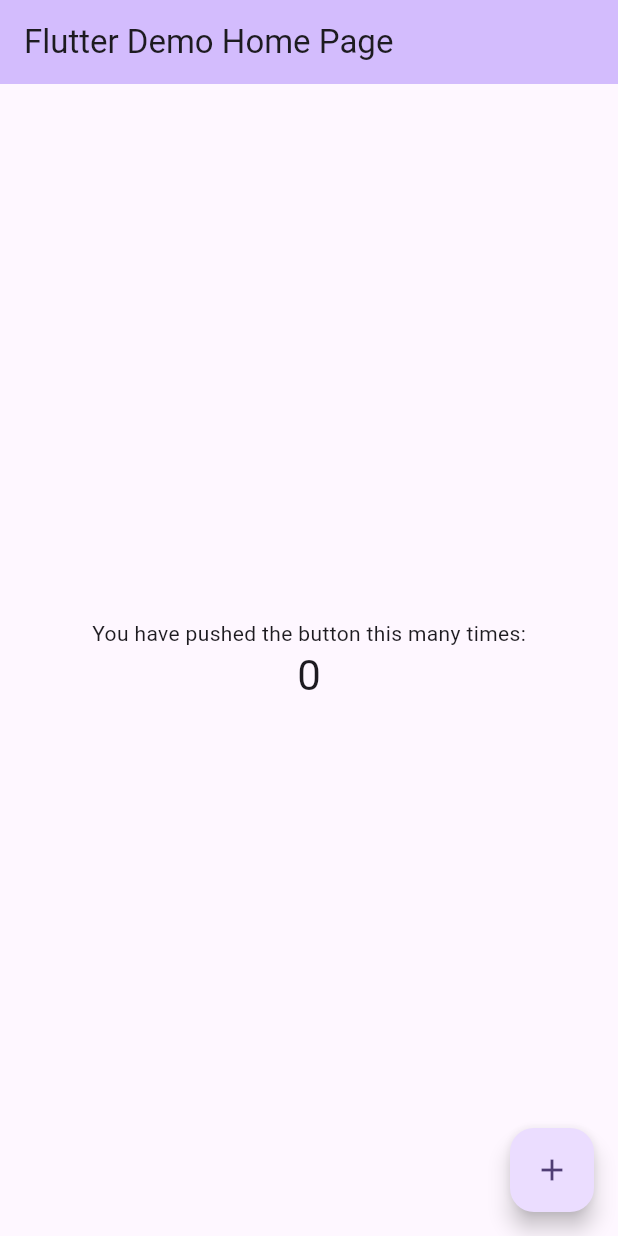
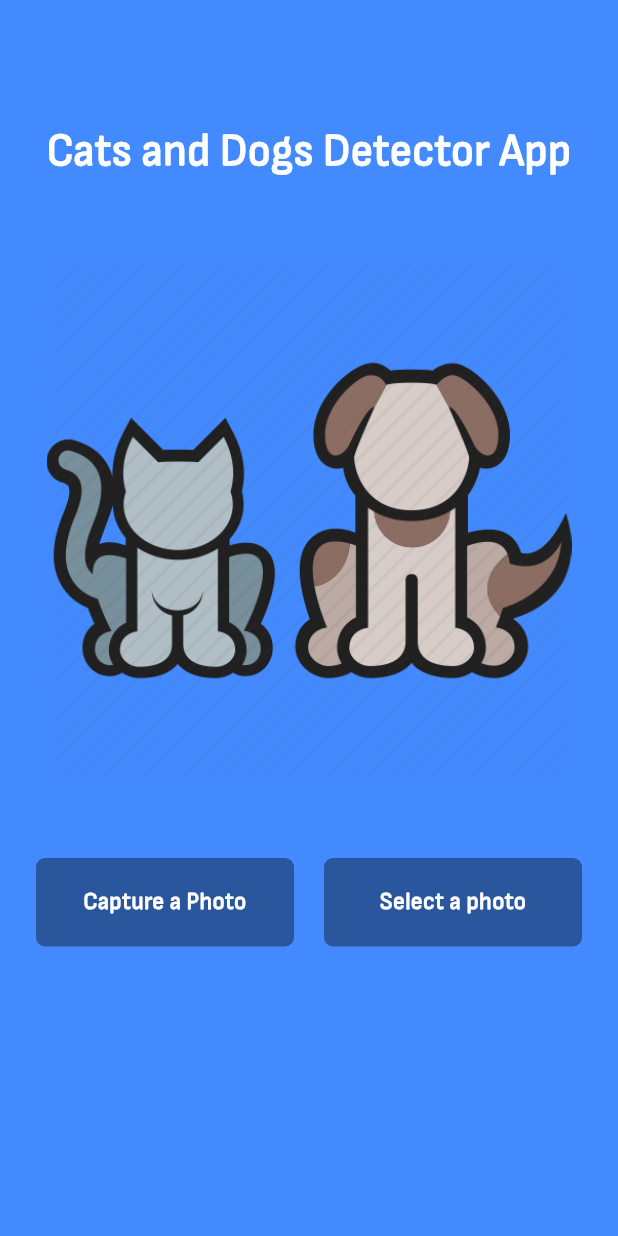
Before and after one commit to benthemobileguy/cat_dog_detector, a Flutter app: the screen it shows after launch, on a phone screen of 412 x 824 dp. Run offline on Flutter 3.47's test engine with Material 3 defaults, Android fonts, the phone set to English and light mode, and no system bars; our stand-ins replace image_picker; missing offline and left inert: tflite_flutter.

Commit message:
Added completed files

```diff
--- /dev/null
+++ b/assets/labels.txt
@@ -0,0 +1,2 @@
+Cat
+Dog
--- /dev/null
+++ b/lib/home.dart
@@ -0,0 +1,242 @@
+import 'dart:io';
+import 'dart:typed_data';
+import 'package:cat_dog_detector/result.dart';
+import 'package:tflite_flutter/tflite_flutter.dart' as tfl;
+import 'package:flutter/material.dart';
+import 'package:image_picker/image_picker.dart';
+import 'package:image/image.dart' as img;
+import 'dart:math';
+
+class HomePage extends StatefulWidget {
+  const HomePage({super.key});
+
+  @override
+  State<HomePage> createState() => _HomePageState();
+}
+
+class _HomePageState extends State<HomePage> {
+  late File _image;
+  dynamic _probability = 0;
+  String? _result;
+  List<String>? _labels;
+  late tfl.Interpreter _interpreter;
+  final picker = ImagePicker();
+  @override
+  void initState() {
+    super.initState();
+    loadModel().then((_) {
+      loadLabels().then((loadedLabels) {
+        setState(() {
+          _labels = loadedLabels;
+        });
+      });
+    });
+  }
+
+  @override
+  void dispose() {
+    _interpreter.close();
+    super.dispose();
+  }
+
+  @override
+  Widget build(BuildContext context) {
+    return Scaffold(
+        backgroundColor: Colors.blueAccent,
+        body: Container(
+            padding: const EdgeInsets.symmetric(horizontal: 24),
+            child: Column(
+              crossAxisAlignment: CrossAxisAlignment.center,
+              children: <Widget>[
+                const SizedBox(height: 80),
+                const Text(
+                  'Cats and Dogs Detector App',
+                  textAlign: TextAlign.center,
+                  style: TextStyle(
+                      color: Colors.white,
+                      fontWeight: FontWeight.bold,
+                      height: 1.4,
+                      fontFamily: 'SofiaSans',
+                      fontSize: 30),
+                ),
+                const SizedBox(height: 50),
+                Center(
+                  child: SizedBox(
+                          width: 350,
+                          child: Column(
+                            children: <Widget>[
+                              Image.asset('assets/cat_dog_icon.png'),
+                              const SizedBox(height: 50),
+                            ],
+                          ),
+                        )
+
+                ),
+                SizedBox(
+                  width: MediaQuery.of(context).size.width,
+                  child: Row(
+                    crossAxisAlignment: CrossAxisAlignment.center,
+                    children: <Widget>[
+                      Expanded(
+                        child: GestureDetector(
+                          onTap: () {
+                            pickImageFromCamera();
+                          },
+                          child: Container(
+                            alignment: Alignment.center,
+                            padding: const EdgeInsets.symmetric(
+                                horizontal: 10, vertical: 18),
+                            decoration: BoxDecoration(
+                              color: Colors.black38,
+                              borderRadius: BorderRadius.circular(6),
+                            ),
+                            child: const Text(
+                              'Capture a Photo',
+                              textAlign: TextAlign.center,
+                              style: TextStyle(
+                                  color: Colors.white,
+                                  fontSize: 16,
+                                  fontWeight: FontWeight.bold,
+                                  fontFamily: 'SofiaSans'),
+                            ),
+                          ),
+                        ),
+                      ),
+                      const SizedBox(width: 20),
+                      Expanded(
+                        child: GestureDetector(
+                          onTap: () {
+                            pickImageFromGallery();
+                          },
+                          child: Container(
+                            alignment: Alignment.center,
+                            padding: const EdgeInsets.symmetric(
+                                horizontal: 10, vertical: 18),
+                            decoration: BoxDecoration(
+                              color: Colors.black38,
+                              borderRadius: BorderRadius.circular(6),
+                            ),
+                            child: const Text(
+                              'Select a photo',
+                              textAlign: TextAlign.center,
+                              style: TextStyle(
+                                  color: Colors.white,
+                                  fontSize: 16,
+                                  fontWeight: FontWeight.bold,
+                                  fontFamily: 'SofiaSans'),
+                            ),
+                          ),
+                        ),
+                      ),
+                    ],
+                  ),
+                ),
+              ],
+            )));
+  }
+
+  Future<void> loadModel() async {
+    try {
+      _interpreter = await tfl.Interpreter.fromAsset('assets/model.tflite');
+    } catch (e) {
+      debugPrint('Error loading model: $e');
+    }
+  }
+
+  Future<void> pickImageFromCamera() async {
+    final pickedFile = await picker.pickImage(source: ImageSource.camera);
+    if (pickedFile != null) {
+      _setImage(File(pickedFile.path));
+    }
+  }
+
+  Future<void> pickImageFromGallery() async {
+    final pickedFile = await picker.pickImage(source: ImageSource.gallery);
+    if (pickedFile != null) {
+      _setImage(File(pickedFile.path));
+    }
+  }
+
+  void _setImage(File image) {
+    setState(() {
+      _image = image;
+    });
+    runInference();
+  }
+
+  Future<Uint8List> preprocessImage(File imageFile) async {
+    // Decode the image to an Image object
+    img.Image? originalImage = img.decodeImage(await imageFile.readAsBytes());
+
+    // Resize the image to the correct size
+    img.Image resizedImage =
+        img.copyResize(originalImage!, width: 224, height: 224);
+
+    // Convert to a byte buffer in the format suitable for TensorFlow Lite (RGB)
+    // The model expects a 4D tensor [1, 224, 224, 3]
+    // Flatten the resized image to match this shape
+    Uint8List bytes = resizedImage.getBytes();
+    return bytes;
+  }
+
+  Future<void> runInference() async {
+    if (_labels == null) {
+      return;
+    }
+
+    try {
+      Uint8List inputBytes = await preprocessImage(_image);
+      var input = inputBytes.buffer.asUint8List().reshape([1, 224, 224, 3]);
+      var outputBuffer = List<int>.filled(1 * 2, 0).reshape([1, 2]);
+
+      _interpreter.run(input, outputBuffer);
+
+      // Assuming output is now List<List<int>> after inference
+      List<int> output = outputBuffer[0];
+
+      // Print raw output for debugging
+      debugPrint('Raw output: $output');
+
+      // Calculate probability
+      int maxScore = output.reduce(max);
+      _probability = (maxScore / 255.0); // Convert to percentage
+
+      // Get the classification result
+      int highestProbIndex = output.indexOf(maxScore);
+      String classificationResult = _labels![highestProbIndex];
+
+      setState(() {
+        _result = classificationResult;
+        // _probability is updated with the calculated probability
+      });
+
+      navigateToResult();
+    } catch (e) {
+      debugPrint('Error during inference: $e');
+    }
+  }
+
+  Future<List<String>> loadLabels() async {
+    final labelsData =
+        await DefaultAssetBundle.of(context).loadString('assets/labels.txt');
+    return labelsData.split('\n');
+  }
+
+  String classifyImage(List<int> output) {
+    int highestProbIndex = output.indexOf(output.reduce(max));
+    return _labels![highestProbIndex];
+  }
+
+  void navigateToResult() {
+    Navigator.push(
+      context,
+      MaterialPageRoute(
+        builder: (context) => ResultPage(
+          image: _image,
+          result: _result!,
+          probability: _probability,
+        ),
+      ),
+    );
+  }
+}
--- a/lib/main.dart
+++ b/lib/main.dart
@@ -1,4 +1,6 @@
+import 'package:cat_dog_detector/home.dart';
 import 'package:flutter/material.dart';
+
 
 void main() {
   runApp(const MyApp());
@@ -10,116 +12,10 @@
   // This widget is the root of your application.
   @override
   Widget build(BuildContext context) {
-    return MaterialApp(
-      title: 'Flutter Demo',
-      theme: ThemeData(
-        // This is the theme of your application.
-        //
-        // TRY THIS: Try running your application with "flutter run". You'll see
-        // the application has a purple toolbar. Then, without quitting the app,
-        // try changing the seedColor in the colorScheme below to Colors.green
-        // and then invoke "hot reload" (save your changes or press the "hot
-        // reload" button in a Flutter-supported IDE, or press "r" if you used
-        // the command line to start the app).
-        //
-        // Notice that the counter didn't reset back to zero; the application
-        // state is not lost during the reload. To reset the state, use hot
-        // restart instead.
-        //
-        // This works for code too, not just values: Most code changes can be
-        // tested with just a hot reload.
-        colorScheme: ColorScheme.fromSeed(seedColor: Colors.deepPurple),
-        useMaterial3: true,
-      ),
-      home: const MyHomePage(title: 'Flutter Demo Home Page'),
+    return const MaterialApp(
+      title: 'Cat and Dog Classifer',
+      home: HomePage(),
+      debugShowCheckedModeBanner: false,
     );
   }
 }
-
-class MyHomePage extends StatefulWidget {
-  const MyHomePage({super.key, required this.title});
-
-  // This widget is the home page of your application. It is stateful, meaning
-  // that it has a State object (defined below) that contains fields that affect
-  // how it looks.
-
-  // This class is the configuration for the state. It holds the values (in this
-  // case the title) provided by the parent (in this case the App widget) and
-  // used by the build method of the State. Fields in a Widget subclass are
-  // always marked "final".
-
-  final String title;
-
-  @override
-  State<MyHomePage> createState() => _MyHomePageState();
-}
-
-class _MyHomePageState extends State<MyHomePage> {
-  int _counter = 0;
-
-  void _incrementCounter() {
-    setState(() {
-      // This call to setState tells the Flutter framework that something has
-      // changed in this State, which causes it to rerun the build method below
-      // so that the display can reflect the updated values. If we changed
-      // _counter without calling setState(), then the build method would not be
-      // called again, and so nothing would appear to happen.
-      _counter++;
-    });
-  }
-
-  @override
-  Widget build(BuildContext context) {
-    // This method is rerun every time setState is called, for instance as done
-    // by the _incrementCounter method above.
-    //
-    // The Flutter framework has been optimized to make rerunning build methods
-    // fast, so that you can just rebuild anything that needs updating rather
-    // than having to individually change instances of widgets.
-    return Scaffold(
-      appBar: AppBar(
-        // TRY THIS: Try changing the color here to a specific color (to
-        // Colors.amber, perhaps?) and trigger a hot reload to see the AppBar
-        // change color while the other colors stay the same.
-        backgroundColor: Theme.of(context).colorScheme.inversePrimary,
-        // Here we take the value from the MyHomePage object that was created by
-        // the App.build method, and use it to set our appbar title.
-        title: Text(widget.title),
-      ),
-      body: Center(
-        // Center is a layout widget. It takes a single child and positions it
-        // in the middle of the parent.
-        child: Column(
-          // Column is also a layout widget. It takes a list of children and
-          // arranges them vertically. By default, it sizes itself to fit its
-          // children horizontally, and tries to be as tall as its parent.
-          //
-          // Column has various properties to control how it sizes itself and
-          // how it positions its children. Here we use mainAxisAlignment to
-          // center the children vertically; the main axis here is the vertical
-          // axis because Columns are vertical (the cross axis would be
-          // horizontal).
-          //
-          // TRY THIS: Invoke "debug painting" (choose the "Toggle Debug Paint"
-          // action in the IDE, or press "p" in the console), to see the
-          // wireframe for each widget.
-          mainAxisAlignment: MainAxisAlignment.center,
-          children: <Widget>[
-            const Text(
-              'You have pushed the button this many times:',
-            ),
-            Text(
-              '$_counter',
-              style: Theme.of(context).textTheme.headlineMedium,
-            ),
-          ],
-        ),
-      ),
-      floatingActionButton: FloatingActionButton(
-        onPressed: _incrementCounter,
-        tooltip: 'Increment',
-        child: const Icon(Icons.add),
-      ), // This trailing comma makes auto-formatting nicer for build methods.
-    );
-  }
-}
```
Also changed, not shown: lib/result.dart (added, +108 -0 lines), pubspec.yaml (+11 -63 lines), assets/cat_dog_icon.png (added), fonts/SofiaSansSemiCondensed-Regular.ttf (added), pubspec.lock, 17 other files.
